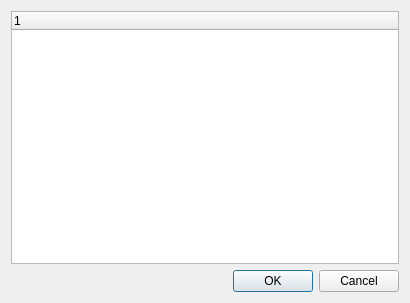
jakimowb/eo-time-series-viewer, file timeseriesviewer/ui/settingsdialog.ui: the form before one commit.
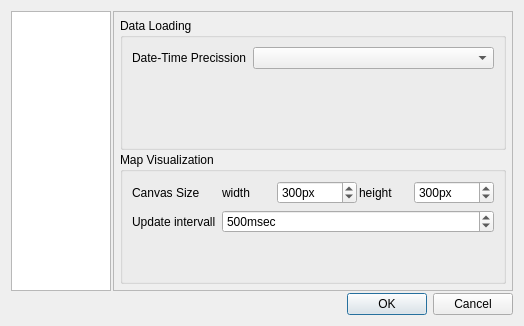
The form after the commit. Custom widgets are drawn as their Qt base class.

```diff
--- a/timeseriesviewer/ui/settingsdialog.ui
+++ b/timeseriesviewer/ui/settingsdialog.ui
@@ -6,22 +6,183 @@
    <rect>
     <x>0</x>
     <y>0</y>
-    <width>410</width>
-    <height>303</height>
+    <width>524</width>
+    <height>326</height>
    </rect>
   </property>
   <property name="windowTitle">
    <string>Settings</string>
   </property>
   <layout class="QVBoxLayout" name="verticalLayout">
+   <property name="spacing">
+    <number>2</number>
+   </property>
    <item>
-    <widget class="ParameterTree" name="treeWidget">
-     <column>
-      <property name="text">
-       <string notr="true">1</string>
-      </property>
-     </column>
-    </widget>
+    <layout class="QHBoxLayout" name="horizontalLayout">
+     <property name="spacing">
+      <number>2</number>
+     </property>
+     <property name="topMargin">
+      <number>0</number>
+     </property>
+     <item>
+      <widget class="QListWidget" name="listWidget">
+       <property name="maximumSize">
+        <size>
+         <width>100</width>
+         <height>16777215</height>
+        </size>
+       </property>
+      </widget>
+     </item>
+     <item>
+      <widget class="QFrame" name="frame">
+       <property name="frameShape">
+        <enum>QFrame::StyledPanel</enum>
+       </property>
+       <property name="frameShadow">
+        <enum>QFrame::Raised</enum>
+       </property>
+       <layout class="QVBoxLayout" name="verticalLayout_2">
+        <property name="spacing">
+         <number>2</number>
+        </property>
+        <property name="leftMargin">
+         <number>6</number>
+        </property>
+        <property name="topMargin">
+         <number>6</number>
+        </property>
+        <property name="rightMargin">
+         <number>6</number>
+        </property>
+        <property name="bottomMargin">
+         <number>6</number>
+        </property>
+        <item>
+         <widget class="QGroupBox" name="groupBox_2">
+          <property name="title">
+           <string>Data Loading</string>
+          </property>
+          <layout class="QFormLayout" name="formLayout">
+           <item row="0" column="0">
+            <widget class="QLabel" name="label">
+             <property name="text">
+              <string>Date-Time Precission</string>
+             </property>
+            </widget>
+           </item>
+           <item row="0" column="1">
+            <widget class="QComboBox" name="cbDateTimePrecission"/>
+           </item>
+          </layout>
+         </widget>
+        </item>
+        <item>
+         <widget class="QGroupBox" name="groupBox">
+          <property name="title">
+           <string>Map Visualization</string>
+          </property>
+          <layout class="QFormLayout" name="formLayout_2">
+           <item row="2" column="0">
+            <widget class="QLabel" name="label_2">
+             <property name="text">
+              <string>Update intervall</string>
+             </property>
+            </widget>
+           </item>
+           <item row="2" column="1">
+            <widget class="QSpinBox" name="sbMapRefreshIntervall">
+             <property name="suffix">
+              <string>msec</string>
+             </property>
+             <property name="minimum">
+              <number>100</number>
+             </property>
+             <property name="maximum">
+              <number>10000</number>
+             </property>
+             <property name="value">
+              <number>500</number>
+             </property>
+            </widget>
+           </item>
+           <item row="0" column="1">
+            <layout class="QHBoxLayout" name="horizontalLayout_2">
+             <property name="spacing">
+              <number>2</number>
+             </property>
+             <property name="topMargin">
+              <number>0</number>
+             </property>
+             <item>
+              <widget class="QLabel" name="label_4">
+               <property name="text">
+                <string>width</string>
+               </property>
+              </widget>
+             </item>
+             <item>
+              <widget class="QSpinBox" name="sbMapSizeX">
+               <property name="suffix">
+                <string>px</string>
+               </property>
+               <property name="minimum">
+                <number>10</number>
+               </property>
+               <property name="maximum">
+                <number>999999</number>
+               </property>
+               <property name="singleStep">
+                <number>25</number>
+               </property>
+               <property name="value">
+                <number>300</number>
+               </property>
+              </widget>
+             </item>
+             <item>
+              <widget class="QLabel" name="label_5">
+               <property name="text">
+                <string>height</string>
+               </property>
+              </widget>
+             </item>
+             <item>
+              <widget class="QSpinBox" name="sbMapSizeY">
+               <property name="suffix">
+                <string>px</string>
+               </property>
+               <property name="minimum">
+                <number>10</number>
+               </property>
+               <property name="maximum">
+                <number>999999</number>
+               </property>
+               <property name="singleStep">
+                <number>25</number>
+               </property>
+               <property name="value">
+                <number>300</number>
+               </property>
+              </widget>
+             </item>
+            </layout>
+           </item>
+           <item row="0" column="0">
+            <widget class="QLabel" name="label_3">
+             <property name="text">
+              <string>Canvas Size</string>
+             </property>
+            </widget>
+           </item>
+          </layout>
+         </widget>
+        </item>
+       </layout>
+      </widget>
+     </item>
+    </layout>
    </item>
    <item>
     <widget class="QDialogButtonBox" name="buttonBox">
@@ -35,13 +196,6 @@
    </item>
   </layout>
  </widget>
- <customwidgets>
-  <customwidget>
-   <class>ParameterTree</class>
-   <extends>QTreeWidget</extends>
-   <header>pyqtgraph.parametertree</header>
-  </customwidget>
- </customwidgets>
  <resources/>
  <connections>
   <connection>
```
